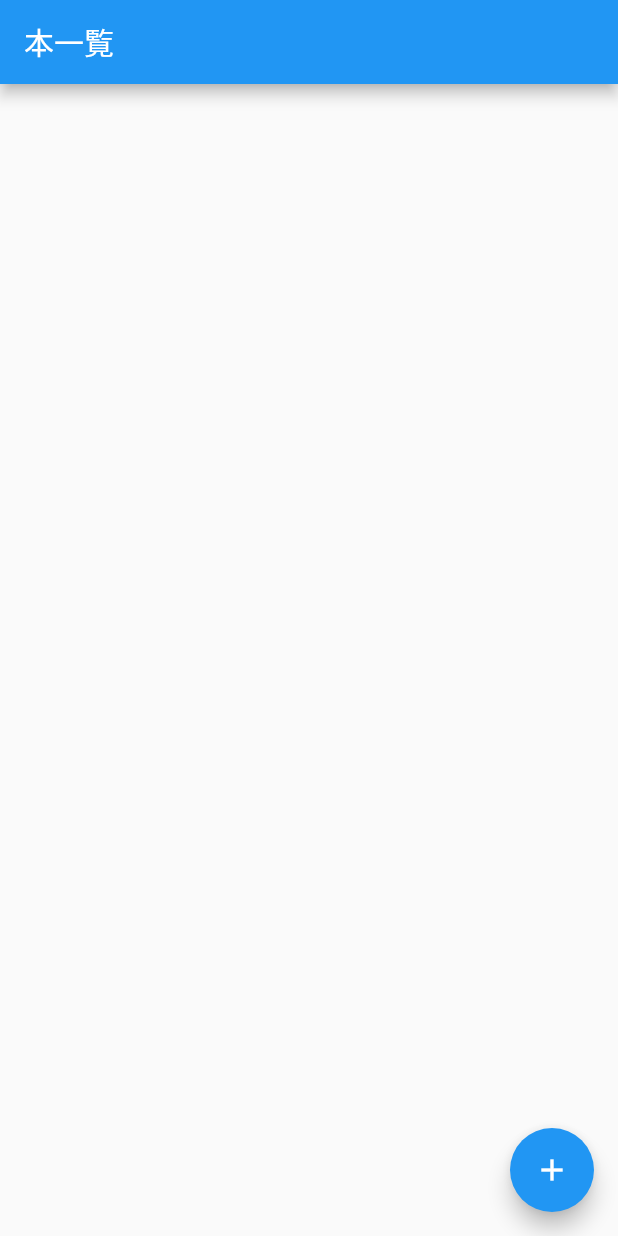
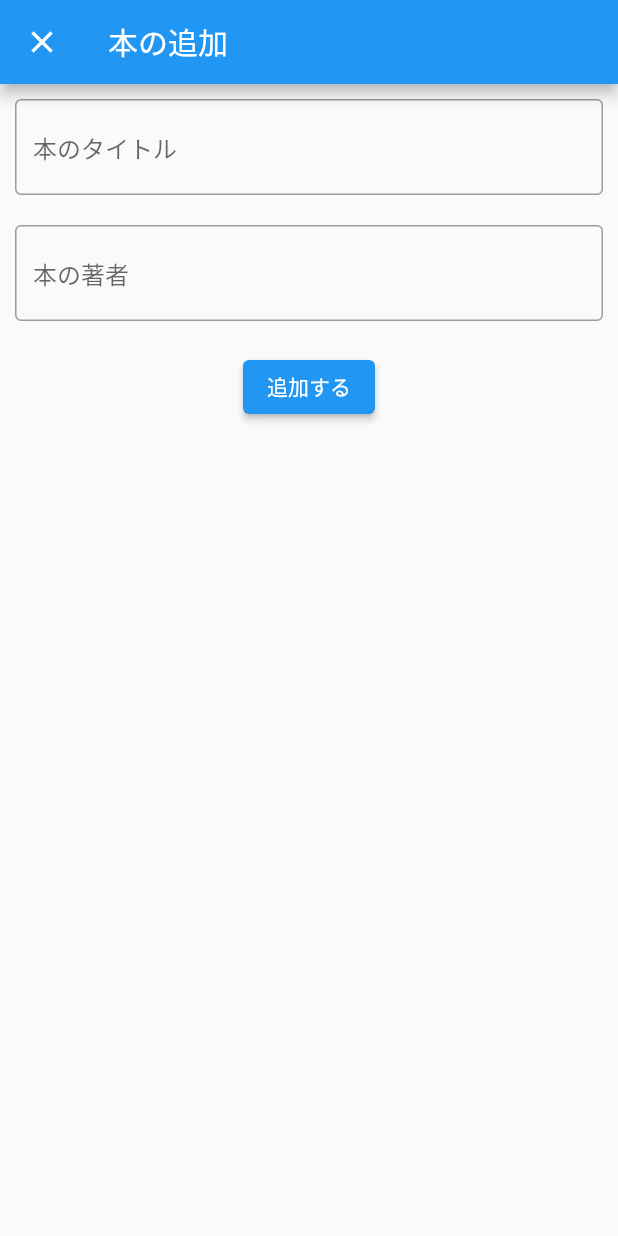
Before and after one commit to terupro/book_list_sample, a Flutter app: the screen it shows after launch, after a tap on the "add" icon, on a phone screen of 412 x 824 dp. Run offline on Flutter 3.47's test engine with Material 2 defaults, Android fonts, the phone set to English and light mode, and no system bars; our stand-ins replace cloud_firestore, firebase_core; accounts and stored records are empty.

Commit message:
FireStoreに値の追加

```diff
--- /dev/null
+++ b/lib/add_book/add_book_model.dart
@@ -0,0 +1,23 @@
+import 'package:cloud_firestore/cloud_firestore.dart';
+import 'package:flutter/material.dart';
+
+class AddBookModel extends ChangeNotifier {
+  String? title;
+  String? author;
+
+  Future addBook() async {
+    if (title == null || title == "") {
+      throw 'タイトルが入力されていません';
+    }
+
+    if (author == null || author!.isEmpty) {
+      throw '著者が入力されていません';
+    }
+
+    // firestoreに追加
+    await FirebaseFirestore.instance.collection('books').add({
+      'title': title,
+      'author': author,
+    });
+  }
+}
--- /dev/null
+++ b/lib/add_book/add_book_page.dart
@@ -0,0 +1,65 @@
+import 'package:book_list_sample/add_book/add_book_model.dart';
+import 'package:book_list_sample/book_list/book_list_model.dart';
+import 'package:book_list_sample/domain/book.dart';
+import 'package:flutter/material.dart';
+import 'package:provider/provider.dart';
+
+class AddBookPage extends StatelessWidget {
+  @override
+  Widget build(BuildContext context) {
+    return ChangeNotifierProvider<AddBookModel>(
+      create: (_) => AddBookModel(),
+      child: Scaffold(
+        appBar: AppBar(
+          title: const Text('本の追加'),
+        ),
+        body: Center(
+          child: Consumer<AddBookModel>(builder: (context, model, child) {
+            return Padding(
+              padding: const EdgeInsets.all(10.0),
+              child: Column(
+                children: [
+                  TextField(
+                    onChanged: (value) {
+                      model.title = value;
+                    },
+                    decoration: const InputDecoration(
+                      hintText: '本のタイトル',
+                      border: OutlineInputBorder(),
+                    ),
+                  ),
+                  const SizedBox(height: 20),
+                  TextField(
+                    onChanged: (value) {
+                      model.author = value;
+                    },
+                    decoration: const InputDecoration(
+                      hintText: '本の著者',
+                      border: OutlineInputBorder(),
+                    ),
+                  ),
+                  const SizedBox(height: 20),
+                  ElevatedButton(
+                    onPressed: () async {
+                      try {
+                        await model.addBook();
+                        Navigator.of(context).pop(true);
+                      } catch (e) {
+                        final snackBar = SnackBar(
+                          backgroundColor: Colors.red,
+                          content: Text(e.toString()),
+                        );
+                        ScaffoldMessenger.of(context).showSnackBar(snackBar);
+                      }
+                    },
+                    child: const Text('追加する'),
+                  ),
+                ],
+              ),
+            );
+          }),
+        ),
+      ),
+    );
+  }
+}
--- a/lib/book_list/book_list_page.dart
+++ b/lib/book_list/book_list_page.dart
@@ -1,3 +1,4 @@
+import 'package:book_list_sample/add_book/add_book_page.dart';
 import 'package:book_list_sample/book_list/book_list_model.dart';
 import 'package:book_list_sample/domain/book.dart';
 import 'package:flutter/material.dart';
@@ -33,10 +34,30 @@ class BookListPage extends StatelessWidget {
             );
           }),
         ),
-        floatingActionButton: FloatingActionButton(
-          onPressed: () {},
-          child: const Icon(Icons.add),
-        ),
+        floatingActionButton:
+            Consumer<BookListModel>(builder: (context, model, child) {
+          return FloatingActionButton(
+            onPressed: () async {
+              final bool? added = await Navigator.push(
+                context,
+                MaterialPageRoute(
+                  fullscreenDialog: true,
+                  builder: (context) => AddBookPage(),
+                ),
+              );
+              if (added != null && added) {
+                final snackBar = SnackBar(
+                  backgroundColor: Colors.green,
+                  content: Text('本が追加されました'),
+                );
+                ScaffoldMessenger.of(context).showSnackBar(snackBar);
+              }
+              // 戻ってきたら再読み込み
+              model.fetchBookList();
+            },
+            child: const Icon(Icons.add),
+          );
+        }),
       ),
     );
   }
```
